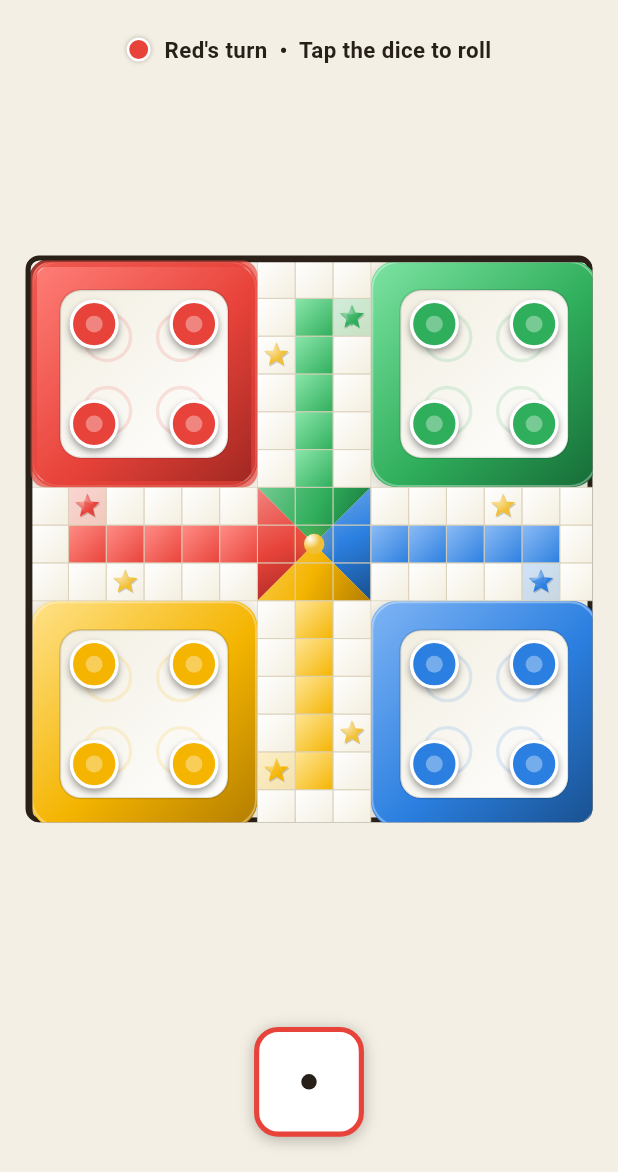
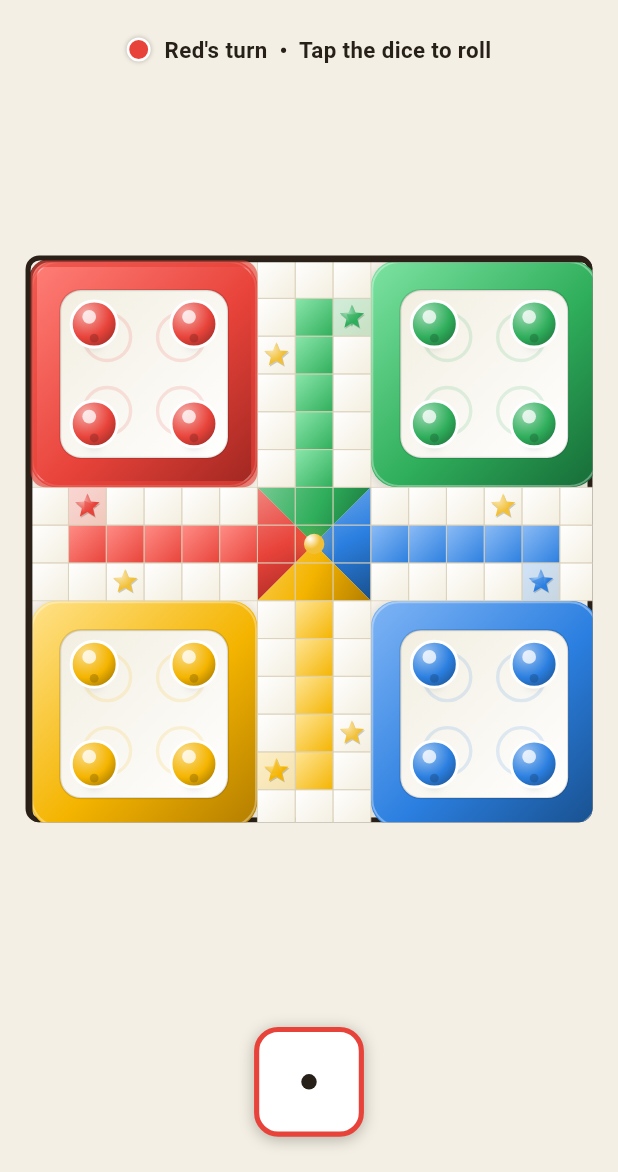
Before and after one commit to Gulshid/Ludo-Game, a Flutter app: the GameScreen screen opened directly, after a tap on the "volume up" icon, on a phone screen of 412 x 824 dp, the part 64-1236 px from its top. Run offline on Flutter 3.47's test engine with Material 3 defaults, Android fonts, the phone set to English and light mode, and no system bars; our stand-ins replace audioplayers, confetti, flutter_screenutil, shared_preferences; accounts and stored records are empty.

Commit message:
movable toeken is updated

```diff
--- a/ludo_game/lib/widgets/movable_token.dart
+++ b/ludo_game/lib/widgets/movable_token.dart
@@ -1,11 +1,17 @@
 import 'package:flutter/material.dart';
 import 'package:flutter_screenutil/flutter_screenutil.dart';
+import '../constants/app_colors.dart';
 import '../models/player_color.dart';
 import '../models/token.dart';
 
-/// A single token on the board. When [isMovable] is true it gently
-/// pulses to invite a tap; tapping plays a quick bounce before calling
-/// [onTap] (which triggers the actual move in GameProvider).
+/// A single 3D-styled token on the board.
+///
+/// Visually it's a glossy "bead" that casts its own soft ellipse shadow
+/// onto the board beneath it. When [isMovable] is true it lifts
+/// slightly off the board and gently bobs to invite a tap — the
+/// shadow shrinks and softens as it rises, which is what sells the
+/// floating effect. Tapping plays a quick squash before calling
+/// [onTap], which triggers the actual move in GameProvider.
 class MovableToken extends StatefulWidget {
   final Token token;
   final Color color;
@@ -24,103 +30,188 @@ class MovableToken extends StatefulWidget {
   State<MovableToken> createState() => _MovableTokenState();
 }
 
-class _MovableTokenState extends State<MovableToken>
-    with SingleTickerProviderStateMixin {
-  late final AnimationController _controller;
-  late final Animation<double> _pulse;
+class _MovableTokenState extends State<MovableToken> with TickerProviderStateMixin {
+  late final AnimationController _bobController;
+  late final Animation<double> _bob;
+
+  late final AnimationController _spawnController;
+  late final Animation<double> _spawn;
+
+  late final AnimationController _tapController;
 
   @override
   void initState() {
     super.initState();
-    _controller = AnimationController(
+
+    _bobController = AnimationController(
       vsync: this,
-      duration: const Duration(milliseconds: 600),
+      duration: const Duration(milliseconds: 700),
     );
-    _pulse = Tween<double>(begin: 1.0, end: 1.15).animate(
-      CurvedAnimation(parent: _controller, curve: Curves.easeInOut),
+    _bob = CurvedAnimation(parent: _bobController, curve: Curves.easeInOut);
+    _syncBobbing();
+
+    _spawnController = AnimationController(
+      vsync: this,
+      duration: const Duration(milliseconds: 420),
+    )..forward();
+    _spawn = CurvedAnimation(parent: _spawnController, curve: Curves.easeOutBack);
+
+    _tapController = AnimationController(
+      vsync: this,
+      duration: const Duration(milliseconds: 90),
     );
-    _syncPulsing();
   }
 
   @override
   void didUpdateWidget(covariant MovableToken oldWidget) {
     super.didUpdateWidget(oldWidget);
     if (oldWidget.isMovable != widget.isMovable) {
-      _syncPulsing();
+      _syncBobbing();
     }
   }
 
-  void _syncPulsing() {
+  void _syncBobbing() {
     if (widget.isMovable) {
-      _controller.repeat(reverse: true);
+      _bobController.repeat(reverse: true);
     } else {
-      _controller.stop();
-      _controller.value = 0;
+      _bobController.animateTo(0, duration: const Duration(milliseconds: 200));
     }
   }
 
   Future<void> _handleTap() async {
     if (!widget.isMovable || widget.onTap == null) return;
-    _controller.stop();
-    // Quick bounce feedback before the actual step-by-step move begins.
-    await _controller.animateTo(1.0, duration: const Duration(milliseconds: 90));
-    await _controller.animateTo(0.0, duration: const Duration(milliseconds: 90));
+    await _tapController.animateTo(1.0, curve: Curves.easeOut);
+    await _tapController.animateTo(0.0, curve: Curves.easeIn);
     widget.onTap!();
   }
 
   @override
   void dispose() {
-    _controller.dispose();
+    _bobController.dispose();
+    _spawnController.dispose();
+    _tapController.dispose();
     super.dispose();
   }
 
   @override
   Widget build(BuildContext context) {
+    final dark = Color.lerp(widget.color, Colors.black, 0.42)!;
+
     return Semantics(
       label: '${widget.token.color.label} token',
       button: widget.isMovable,
       child: GestureDetector(
         onTap: widget.isMovable ? _handleTap : null,
-        child: AnimatedBuilder(
-          animation: _pulse,
+        child: LayoutBuilder(
+          builder: (context, constraints) {
+            final double size = constraints.biggest.shortestSide.isFinite
+                ? constraints.biggest.shortestSide
+                : 28.w;
+
+            return AnimatedBuilder(
+              animation: Listenable.merge([_bob, _spawn, _tapController]),
               builder: (context, child) {
-            final scale = widget.isMovable ? _pulse.value : 1.0;
-            return Transform.scale(scale: scale, child: child);
+                final double lift = widget.isMovable ? _bob.value * size * 0.16 : 0;
+                final double tapSquash = _tapController.value;
+                final double spawnScale = _spawn.value.clamp(0.0, 1.4);
+                final double shadowShrink = widget.isMovable ? (_bob.value * 0.22) : 0.0;
+
+                final double scaleX =
+                    spawnScale * (1 + tapSquash * 0.16 - (widget.isMovable ? _bob.value * 0.03 : 0));
+                final double scaleY =
+                    spawnScale * (1 - tapSquash * 0.16 + (widget.isMovable ? _bob.value * 0.03 : 0));
+
+                return Stack(
+                  alignment: Alignment.center,
+                  children: [
+                    // Contact shadow on the board — separate from the
+                    // token so it stays put while the token lifts.
+                    Positioned(
+                      bottom: size * 0.03,
+                      child: Container(
+                        width: size * 0.66 * (1 - shadowShrink),
+                        height: size * 0.26 * (1 - shadowShrink * 0.6),
+                        decoration: BoxDecoration(
+                          shape: BoxShape.circle,
+                          color: Colors.black.withValues(
+                            alpha: widget.isMovable ? 0.22 : 0.34,
+                          ),
+                          boxShadow: [
+                            BoxShadow(
+                              color: Colors.black.withValues(alpha: 0.18),
+                              blurRadius: size * 0.14,
+                              spreadRadius: size * 0.02,
+                            ),
+                          ],
+                        ),
+                      ),
+                    ),
+                    Transform.translate(
+                      offset: Offset(0, -lift),
+                      child: Transform.scale(
+                        scaleX: scaleX,
+                        scaleY: scaleY,
+                        child: child,
+                      ),
+                    ),
+                  ],
+                );
               },
               child: Container(
                 decoration: BoxDecoration(
                   shape: BoxShape.circle,
-              color: widget.color,
+                  gradient: AppColors.glossSphere(widget.color, dark),
                   border: Border.all(
                     color: Colors.white,
-                width: widget.isMovable ? 3.w : 2.w,
+                    width: widget.isMovable ? 2.6.w : 1.8.w,
                   ),
                   boxShadow: [
                     if (widget.isMovable)
                       BoxShadow(
-                    color: widget.color.withValues(alpha: 0.7),
-                    blurRadius: 10.r,
+                        color: widget.color.withValues(alpha: 0.75),
+                        blurRadius: 12.r,
                         spreadRadius: 1.r,
-                  )
-                else
-                  BoxShadow(
-                    color: Colors.black38,
-                    blurRadius: 3.r,
-                    offset: Offset(0, 2.h),
                       ),
                   ],
                 ),
+                child: Stack(
+                  children: [
+                    // Bright specular highlight — the key cue that
+                    // makes the disc read as a lit sphere.
+                    Positioned.fill(
                       child: FractionallySizedBox(
-              widthFactor: 0.4,
-              heightFactor: 0.4,
+                        alignment: const Alignment(-0.4, -0.5),
+                        widthFactor: 0.42,
+                        heightFactor: 0.32,
                         child: Container(
                           decoration: BoxDecoration(
                             shape: BoxShape.circle,
-                  color: Colors.white.withValues(alpha: 0.35),
+                            color: Colors.white.withValues(alpha: 0.75),
                           ),
                         ),
                       ),
                     ),
+                    // Subtle rim shade at the bottom edge.
+                    Positioned(
+                      left: 0,
+                      right: 0,
+                      bottom: size * 0.06,
+                      child: Center(
+                        child: Container(
+                          width: size * 0.18,
+                          height: size * 0.18,
+                          decoration: BoxDecoration(
+                            shape: BoxShape.circle,
+                            color: dark.withValues(alpha: 0.45),
+                          ),
+                        ),
+                      ),
+                    ),
+                  ],
+                ),
+              ),
+            );
+          },
         ),
       ),
     );
```
Lines whose indentation alone changed are shown as unchanged.
